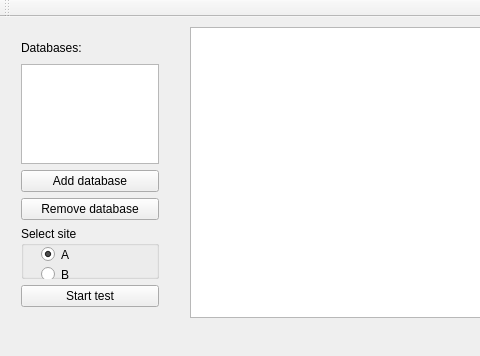
This is mainwindow.ui in szledak/EasyLearning as Qt 5 draws it before an edit; both pictures show x 0 to 480 and y 0 to 356 of the 769 by 356 pixel window. The edited form follows.
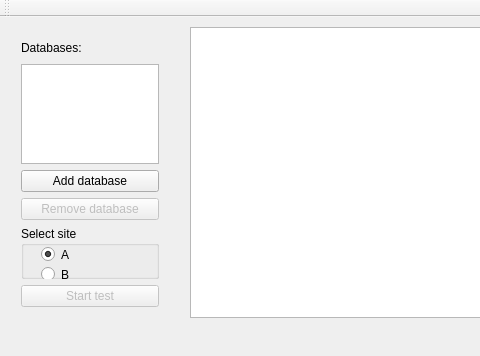
This is the edited form.

```diff
--- a/mainwindow.ui
+++ b/mainwindow.ui
@@ -59,6 +59,9 @@
      </item>
      <item>
       <widget class="QPushButton" name="btnRemove">
+       <property name="enabled">
+        <bool>false</bool>
+       </property>
        <property name="text">
         <string>Remove database</string>
        </property>
@@ -108,6 +111,9 @@
      </item>
      <item>
       <widget class="QPushButton" name="btnStart">
+       <property name="enabled">
+        <bool>false</bool>
+       </property>
        <property name="text">
         <string>Start test</string>
        </property>
```
Left out of the diff: 9 changed lines with no effect on the pictures.
